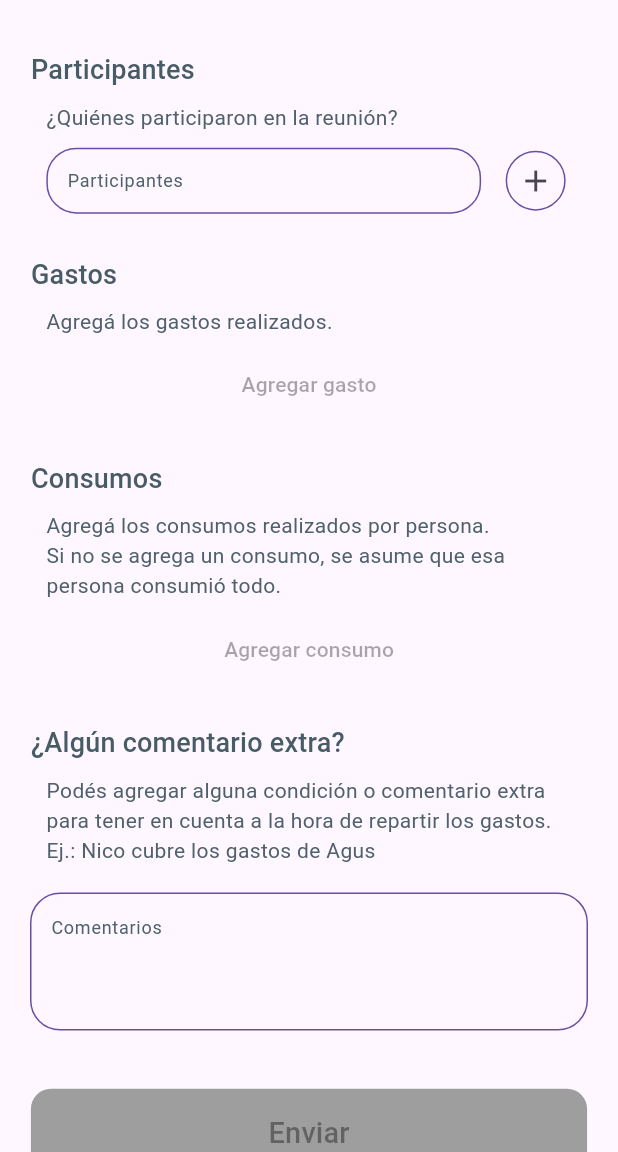
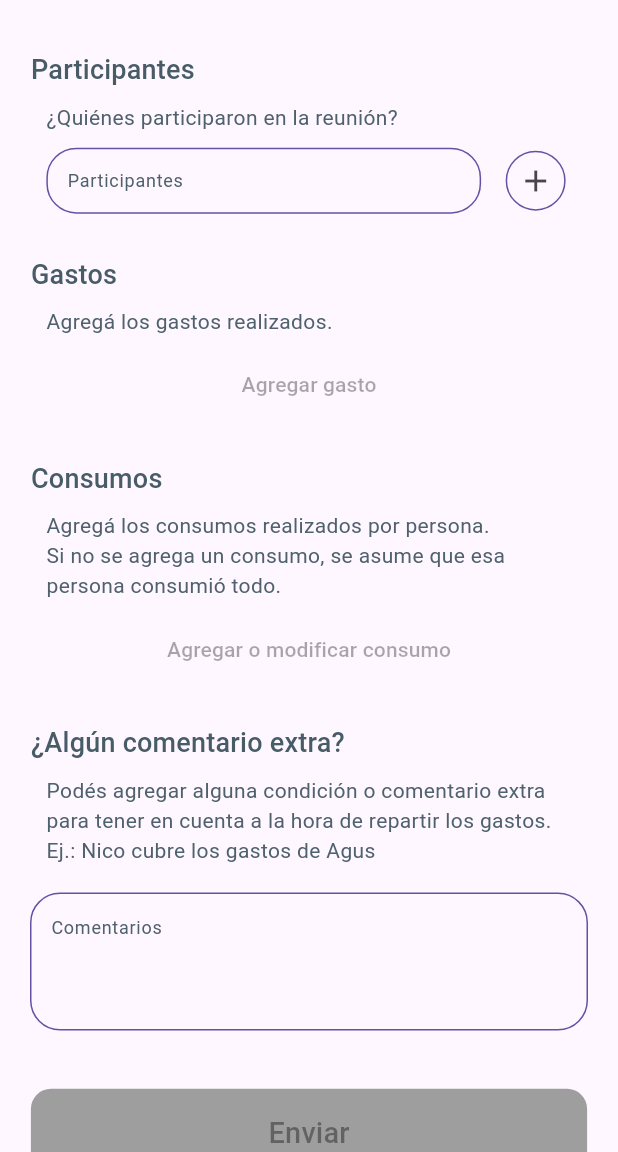
Before and after one commit to NicoCieri10/splitly, a Flutter app: the screen it shows after launch, on a phone screen of 412 x 824 dp, the part 84-1236 px from its top. Run offline on Flutter 3.47's test engine with Material 3 defaults, Android fonts, the phone set to English and light mode, and no system bars; our stand-ins replace bloc, equatable, flutter_bloc, flutter_dotenv, gap, go_router and 2 more; generated files the repository leaves out were written again; statements that could not run were skipped.

Commit message:
Update consumptions_input_widget.dart

```diff
--- a/lib/home/widget/consumptions_input_widget.dart
+++ b/lib/home/widget/consumptions_input_widget.dart
@@ -68,7 +68,7 @@ class ConsumptionsInputWidget extends StatelessWidget {
             onPressed: participants.isEmpty || expenses.isEmpty
                 ? null
                 : onCreateConsumption,
-            child: const Text('Agregar consumo'),
+            child: const Text('Agregar o modificar consumo'),
           ),
         ),
       ],
```
